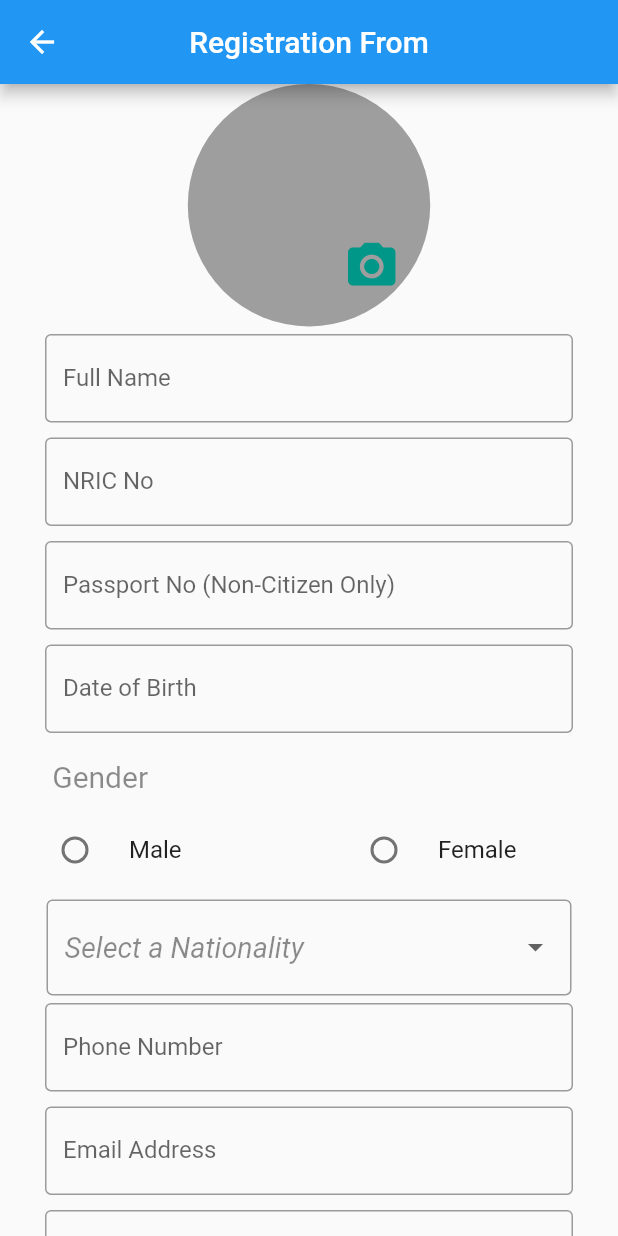
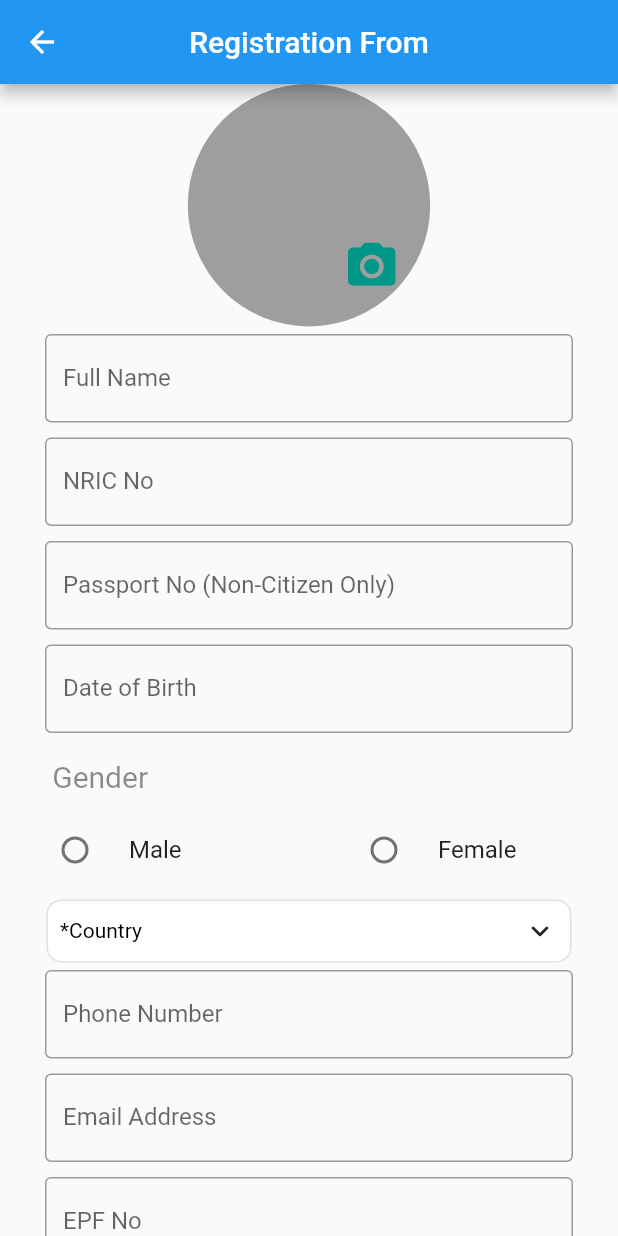
Before and after one commit to PororoShuang/hrms, a Flutter app: the screen it shows after launch, on a phone screen of 412 x 824 dp. Run offline on Flutter 3.47's test engine with Material 2 defaults, Android fonts, the phone set to English and light mode, and no system bars; drawn by our look-alikes of csc_picker; our stand-ins replace device_info_plus, local_auth; missing offline and left inert: barcode_scan2, dart:ffi.

Commit message:
select country but design got problem

```diff
--- a/lib/src/AccountManagement/View/signUp.dart
+++ b/lib/src/AccountManagement/View/signUp.dart
@@ -11,13 +11,14 @@ class SignUp extends StatefulWidget {
 }
 
 class _SignUp extends State<SignUp> {
-  List<String> itemsNationality = [
-    'Select a Nationality',
-    'Item 1',
-    'Item 2',
-    'Item 3',
-    'Item 4'
-  ];
+  String countryValue = "";
+  // List<String> itemsNationality = [
+  //   'Select a Nationality',
+  //   'Item 1',
+  //   'Item 2',
+  //   'Item 3',
+  //   'Item 4'
+  // ];
   String? selectedItemNationality = 'Select a Nationality';
 
   List<String> itemsSupervisor = [
@@ -135,24 +136,97 @@ class _SignUp extends State<SignUp> {
                 Container(
                   child: SizedBox(
                     width: 350,
-                    child: DropdownButtonFormField<String>(
-                      decoration: InputDecoration(
-                        border: OutlineInputBorder(),
+                    child: Column(children: [
+                      ///Adding CSC Picker Widget in app
+                      CSCPicker(
+                        ///Enable disable state dropdown [OPTIONAL PARAMETER]
+                        showStates: false,
+
+                        /// Enable disable city drop down [OPTIONAL PARAMETER]
+                        showCities: false,
+
+                        ///Enable (get flag with country name) / Disable (Disable flag) / ShowInDropdownOnly (display flag in dropdown only) [OPTIONAL PARAMETER]
+                        flagState: CountryFlag.DISABLE,
+
+                        ///Dropdown box decoration to style your dropdown selector [OPTIONAL PARAMETER] (USE with disabledDropdownDecoration)
+
+                        dropdownDecoration: BoxDecoration(
+                            borderRadius: BorderRadius.all(Radius.circular(10)),
+                            color: Colors.white,
+                            border: Border.all(
+                                color: Colors.grey.shade300, width: 1)),
+
+                        ///Disabled Dropdown box decoration to style your dropdown selector [OPTIONAL PARAMETER]  (USE with disabled dropdownDecoration)
+                        disabledDropdownDecoration: BoxDecoration(
+                            borderRadius: BorderRadius.all(Radius.circular(10)),
+                            color: Colors.grey.shade300,
+                            border: Border.all(
+                                color: Colors.grey.shade300, width: 1)),
+
+                        ///placeholders for dropdown search field
+                        countrySearchPlaceholder: "Country",
+
+                        ///labels for dropdown
+                        countryDropdownLabel: "*Country",
+
+                        ///Default Country
+                        //defaultCountry: DefaultCountry.India,
+
+                        ///Disable country dropdown (Note: use it with default country)
+                        //disableCountry: true,
+
+                        ///selected item style [OPTIONAL PARAMETER]
+                        selectedItemStyle: TextStyle(
+                          color: Colors.black,
+                          fontSize: 14,
+                        ),
+
+                        ///DropdownDialog Heading style [OPTIONAL PARAMETER]
+                        dropdownHeadingStyle: TextStyle(
+                            color: Colors.black,
+                            fontSize: 17,
+                            fontWeight: FontWeight.bold),
+
+                        ///DropdownDialog Item style [OPTIONAL PARAMETER]
+                        dropdownItemStyle: TextStyle(
+                          color: Colors.black,
+                          fontSize: 14,
+                        ),
+
+                        ///Dialog box radius [OPTIONAL PARAMETER]
+                        dropdownDialogRadius: 10.0,
+
+                        ///Search bar radius [OPTIONAL PARAMETER]
+                        searchBarRadius: 10.0,
+
+                        ///triggers once country selected in dropdown
+                        onCountryChanged: (value) {
+                          setState(() {
+                            ///store value in country variable
+                            countryValue = value;
+                          });
+                        },
                       ),
-                      value: selectedItemNationality,
-                      items: itemsNationality
-                          .map((item) => DropdownMenuItem<String>(
-                                value: item,
-                                child: Text(item,
-                                    style: TextStyle(
-                                        fontSize: 19,
-                                        fontStyle: FontStyle.italic,
-                                        color: Colors.black45)),
-                              ))
-                          .toList(),
-                      onChanged: (item) =>
-                          setState(() => selectedItemNationality = item),
-                    ),
+                    ]
+                        // child: DropdownButtonFormField<String>(
+                        //   decoration: InputDecoration(
+                        //     border: OutlineInputBorder(),
+                        //   ),
+                        //   value: selectedItemNationality,
+                        //   items: itemsNationality
+                        //       .map((item) => DropdownMenuItem<String>(
+                        //             value: item,
+                        //             child: Text(item,
+                        //                 style: TextStyle(
+                        //                     fontSize: 19,
+                        //                     fontStyle: FontStyle.italic,
+                        //                     color: Colors.black45)),
+                        //           ))
+                        //       .toList(),
+                        //   onChanged: (item) =>
+                        //       setState(() => selectedItemNationality = item),
+                        // ),
+                        ),
                   ),
                 ),
                 Container(
```
